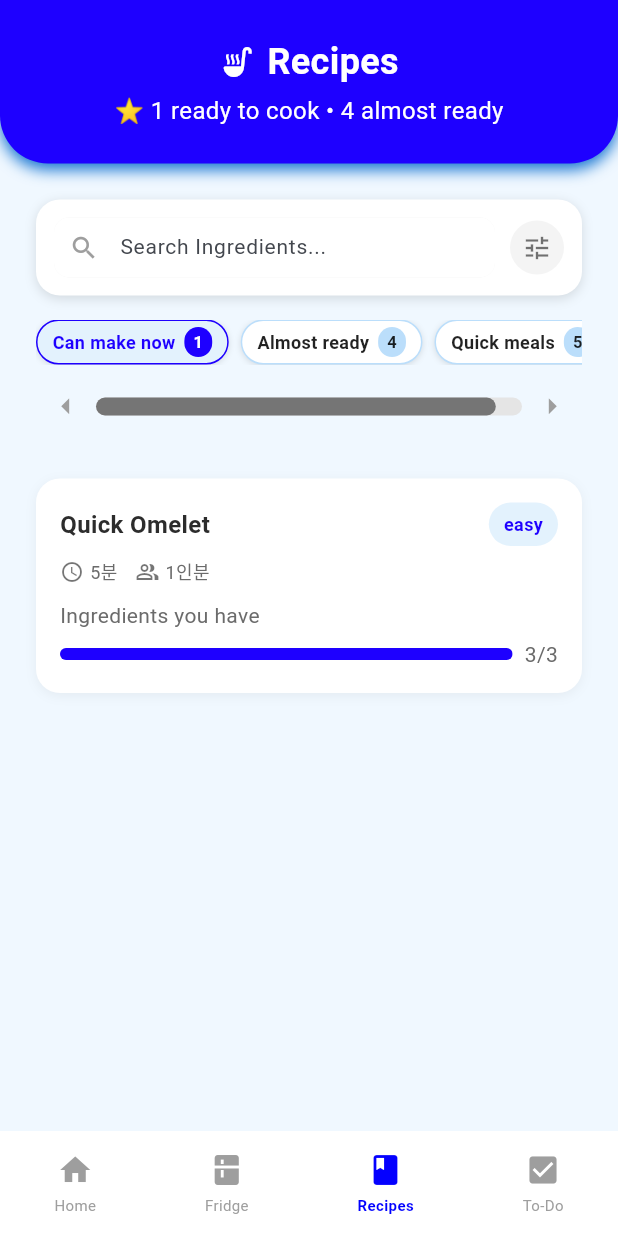
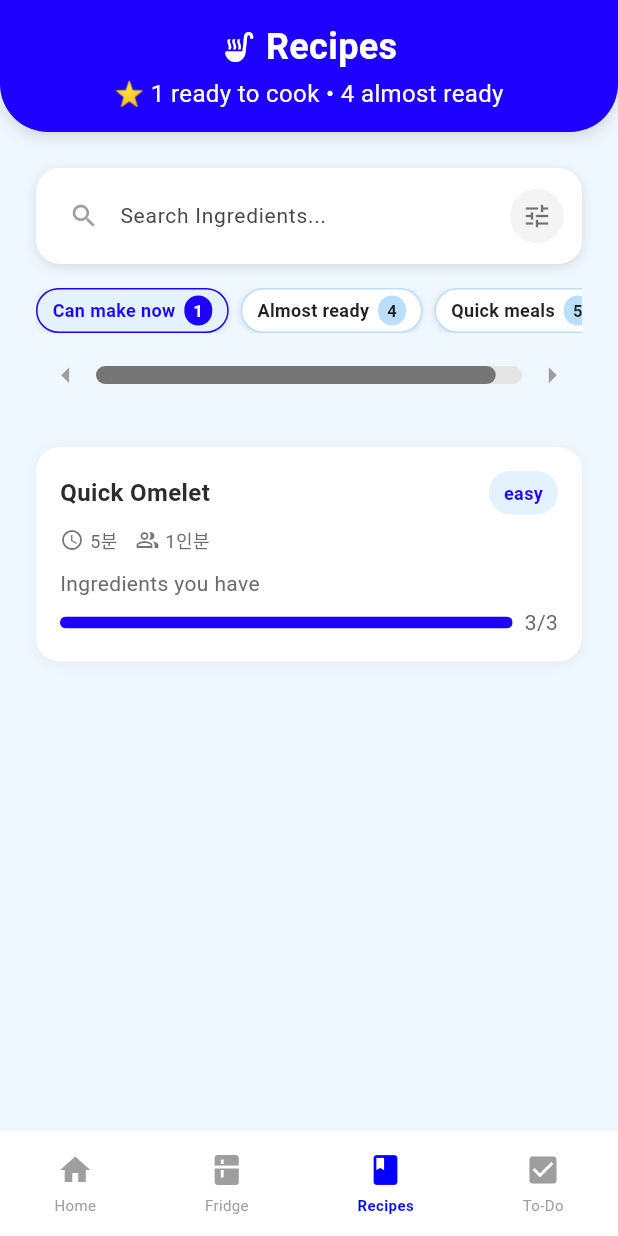
Before and after one commit to wmfrjdna630/TGthon, a Flutter app: the screen it shows after launch, item 3 of the bottom bar chosen, on a phone screen of 412 x 824 dp. Run offline on Flutter 3.47's test engine with Material 3 defaults, Android fonts, the phone set to English and light mode, and no system bars; our stand-ins replace firebase_auth, firebase_core; accounts and stored records are empty; network calls fail.

Commit message:
파란색 상단바 수정

```diff
--- a/lib/widgets/common/blue_header.dart
+++ b/lib/widgets/common/blue_header.dart
@@ -2,14 +2,16 @@ import 'package:flutter/material.dart';
 import '../../core/constants/app_colors.dart';
 import '../../core/constants/app_text_styles.dart';
 
-/// 공통으로 사용되는 파랑색 헤더 위젯
-/// 모든 페이지에서 일관된 헤더 디자인을 제공
 class BlueHeader extends StatelessWidget {
-  final IconData icon; // 헤더 아이콘
-  final String title; // 헤더 제목
-  final String? subtitle; // 헤더 부제목 (선택사항)
-  final Widget? trailing; // 우측에 표시될 위젯 (선택사항)
-  final VoidCallback? onTrailingTap; // 우측 위젯 탭 콜백
+  final IconData icon;
+  final String title;
+  final String? subtitle;
+  final Widget? trailing;
+  final VoidCallback? onTrailingTap;
+
+  // 👉 높이(여백) 조절용 옵션 추가: 기본을 슬림으로
+  final double verticalPadding;
+  final double horizontalPadding;
 
   const BlueHeader({
     super.key,
@@ -18,11 +20,10 @@ class BlueHeader extends StatelessWidget {
     this.subtitle,
     this.trailing,
     this.onTrailingTap,
+    this.verticalPadding = 14, // ⬅️ 기존 24 → 14로 축소
+    this.horizontalPadding = 20, // ⬅️ 기존 24 → 20로 축소
   });
 
-  /// 팩토리 생성자들 - 자주 사용되는 패턴들
-
-  /// 홈페이지용 헤더
   factory BlueHeader.home({required String userName, required int itemCount}) {
     return BlueHeader(
       icon: Icons.kitchen,
@@ -31,20 +32,17 @@ class BlueHeader extends StatelessWidget {
     );
   }
 
-  /// 냉장고 페이지용 헤더 (FAB으로 이동하여 + 버튼 제거)
   factory BlueHeader.fridge({
     required int itemCount,
-    VoidCallback? onAddPressed, // 사용하지 않지만 호환성을 위해 유지
+    VoidCallback? onAddPressed,
   }) {
     return BlueHeader(
       icon: Icons.kitchen,
       title: 'My Fridge',
       subtitle: '$itemCount items stored',
-      // trailing 제거됨 - FAB으로 대체
     );
   }
 
-  /// 레시피 페이지용 헤더
   factory BlueHeader.recipes({
     required int readyCount,
     required int almostCount,
@@ -60,28 +58,26 @@ class BlueHeader extends StatelessWidget {
   Widget build(BuildContext context) {
     return Container(
       width: double.infinity,
-      padding: const EdgeInsets.symmetric(horizontal: 24, vertical: 24),
+      // ⬇️ 슬림 패딩 적용
+      padding: EdgeInsets.symmetric(
+        horizontal: horizontalPadding,
+        vertical: verticalPadding,
+      ),
       decoration: const BoxDecoration(
-        color: Color.fromARGB(255, 30, 0, 255), // 파랑색 배경
+        color: Color.fromARGB(255, 30, 0, 255),
         borderRadius: BorderRadius.only(
           bottomLeft: Radius.circular(32),
           bottomRight: Radius.circular(32),
         ),
         boxShadow: [
-          BoxShadow(
-            color: Color(0xFF1976D2), // 진한 파랑 그림자
-            blurRadius: 8,
-            offset: Offset(0, 4),
-          ),
+          // 살짝 과했던 그림자 톤도 부드럽게
+          BoxShadow(color: Colors.black12, blurRadius: 8, offset: Offset(0, 4)),
         ],
       ),
       child: Stack(
         alignment: Alignment.center,
         children: [
-          // 중앙 정렬된 메인 콘텐츠
           _buildMainContent(),
-
-          // 우측 위젯 (있는 경우)
           if (trailing != null)
             Align(
               alignment: Alignment.centerRight,
@@ -92,27 +88,23 @@ class BlueHeader extends StatelessWidget {
     );
   }
 
-  /// 메인 콘텐츠 (아이콘 + 제목 + 부제목) 빌드
   Widget _buildMainContent() {
     return Center(
       child: Column(
         mainAxisSize: MainAxisSize.min,
         crossAxisAlignment: CrossAxisAlignment.center,
         children: [
-          // 아이콘 + 제목 행
           Row(
             mainAxisSize: MainAxisSize.min,
             mainAxisAlignment: MainAxisAlignment.center,
             children: [
               Icon(icon, color: Colors.white),
-              const SizedBox(width: 8),
+              const SizedBox(width: 6), // 살짝 더 촘촘하게
               Text(title, style: AppTextStyles.pageTitle),
             ],
           ),
-
-          // 부제목 (있는 경우)
           if (subtitle != null) ...[
-            const SizedBox(height: 4),
+            const SizedBox(height: 3), // 부제목 간격도 살짝 축소
             Text(
               subtitle!,
               textAlign: TextAlign.center,
```
